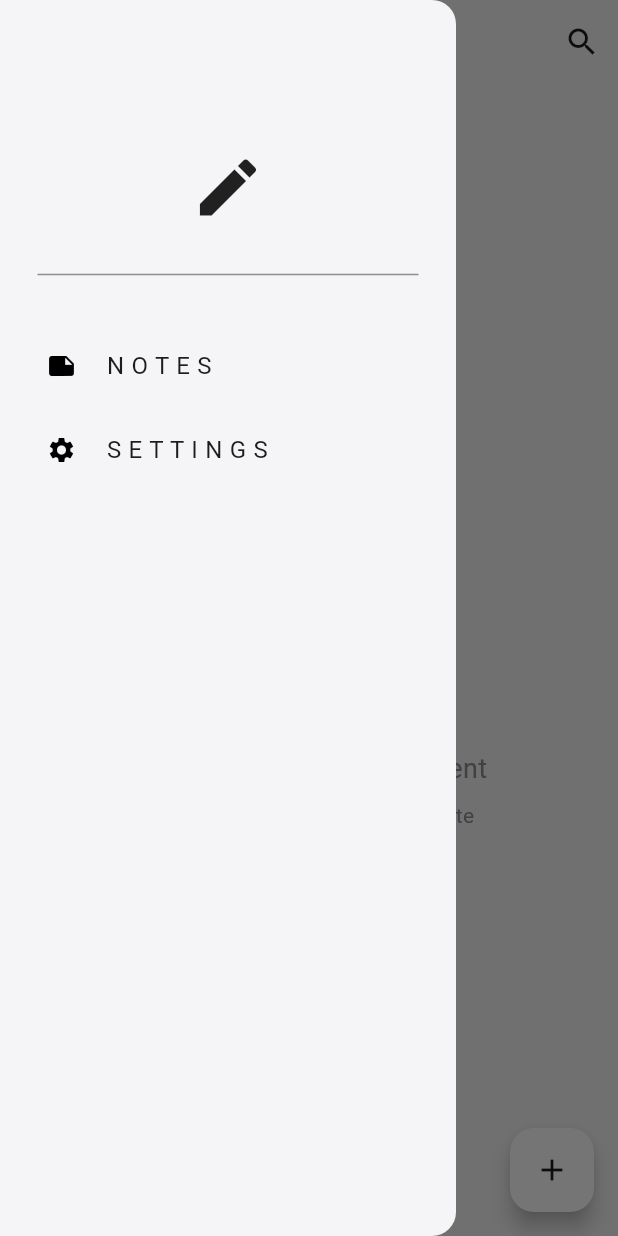
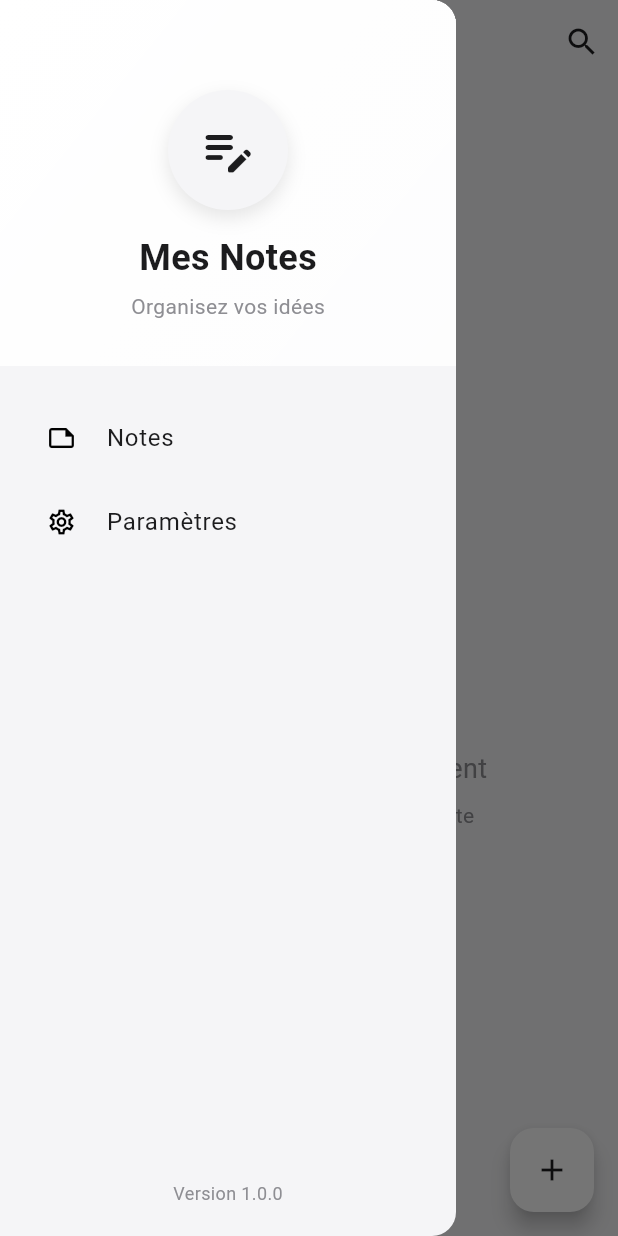
Before and after one commit to Rahim10020/NoteApp-Mkoko-, a Flutter app: the screen it shows after launch, with the side drawer open, on a phone screen of 412 x 824 dp. Run offline on Flutter 3.47's test engine with Material 3 defaults, Android fonts, the phone set to English and light mode, and no system bars; our stand-ins replace google_fonts, isar, popover; accounts and stored records are empty; generated files the repository leaves out were written again.

Commit message:
amelioration du drawe

```diff
--- a/lib/components/my_drawer.dart
+++ b/lib/components/my_drawer.dart
@@ -1,6 +1,7 @@
 import 'package:R_noteApp/components/my_drawer_tile.dart';
 import 'package:R_noteApp/pages/settings_page.dart';
 import 'package:flutter/material.dart';
+import 'package:google_fonts/google_fonts.dart';
 
 class MyDrawer extends StatelessWidget {
   const MyDrawer({super.key});
@@ -9,34 +10,80 @@ class MyDrawer extends StatelessWidget {
   Widget build(BuildContext context) {
     return Drawer(
       backgroundColor: Theme.of(context).colorScheme.surface,
-      child: Column(children: [
-        // we gonna have an Icon for the header
-        Padding(
-          padding: const EdgeInsets.only(top: 100),
-          child: Icon(
-            Icons.edit,
-            size: 50,
+      child: Column(
+        children: [
+          // Header plus élégant avec dégradé
+          Container(
+            width: double.infinity,
+            padding: const EdgeInsets.only(top: 60, bottom: 30),
+            decoration: BoxDecoration(
+              gradient: LinearGradient(
+                begin: Alignment.topLeft,
+                end: Alignment.bottomRight,
+                colors: [
+                  Theme.of(context).colorScheme.primary,
+                  Theme.of(context).colorScheme.primary.withValues(alpha: 0.8),
+                ],
               ),
             ),
-        // then we gonna a divider
-        Padding(
-          padding: const EdgeInsets.all(25.0),
-          child: Divider(
+            child: Column(
+              children: [
+                // Icône dans un cercle
+                Container(
+                  padding: const EdgeInsets.all(20),
+                  decoration: BoxDecoration(
+                    color: Theme.of(context).colorScheme.surface,
+                    shape: BoxShape.circle,
+                    boxShadow: [
+                      BoxShadow(
+                        color: Colors.black.withValues(alpha: 0.1),
+                        blurRadius: 10,
+                        offset: const Offset(0, 5),
+                      ),
+                    ],
+                  ),
+                  child: Icon(
+                    Icons.edit_note_rounded,
+                    size: 40,
+                    color: Theme.of(context).colorScheme.inversePrimary,
+                  ),
+                ),
+                const SizedBox(height: 15),
+                // Titre de l'app
+                Text(
+                  "Mes Notes",
+                  style: GoogleFonts.dmSerifText(
+                    fontSize: 24,
+                    fontWeight: FontWeight.bold,
+                    color: Theme.of(context).colorScheme.inversePrimary,
+                  ),
+                ),
+                const SizedBox(height: 5),
+                Text(
+                  "Organisez vos idées",
+                  style: TextStyle(
+                    fontSize: 14,
                     color: Theme.of(context).colorScheme.secondary,
                   ),
                 ),
-        // and the Note tile
+              ],
+            ),
+          ),
+
+          const SizedBox(height: 20),
+
+          // Note tile
           MyDrawerTile(
-          text: "N O T E S",
-          icon: Icons.note,
+            text: "Notes",
+            icon: Icons.note_outlined,
             onTap: () => Navigator.pop(context),
           ),
-        // and also the settings tile
+
+          // Settings tile
           MyDrawerTile(
-          text: "S E T T I N G S",
-          icon: Icons.settings,
+            text: "Paramètres",
+            icon: Icons.settings_outlined,
             onTap: () {
-            // we gonna pop the drawer first
               Navigator.pop(context);
               Navigator.push(
                 context,
@@ -46,7 +93,22 @@ class MyDrawer extends StatelessWidget {
               );
             },
           ),
-      ]),
+
+          const Spacer(),
+
+          // Footer avec version
+          Padding(
+            padding: const EdgeInsets.all(20.0),
+            child: Text(
+              "Version 1.0.0",
+              style: TextStyle(
+                color: Theme.of(context).colorScheme.secondary,
+                fontSize: 12,
+              ),
+            ),
+          ),
+        ],
+      ),
     );
   }
 }
```
Lines whose indentation alone changed are shown as unchanged.
